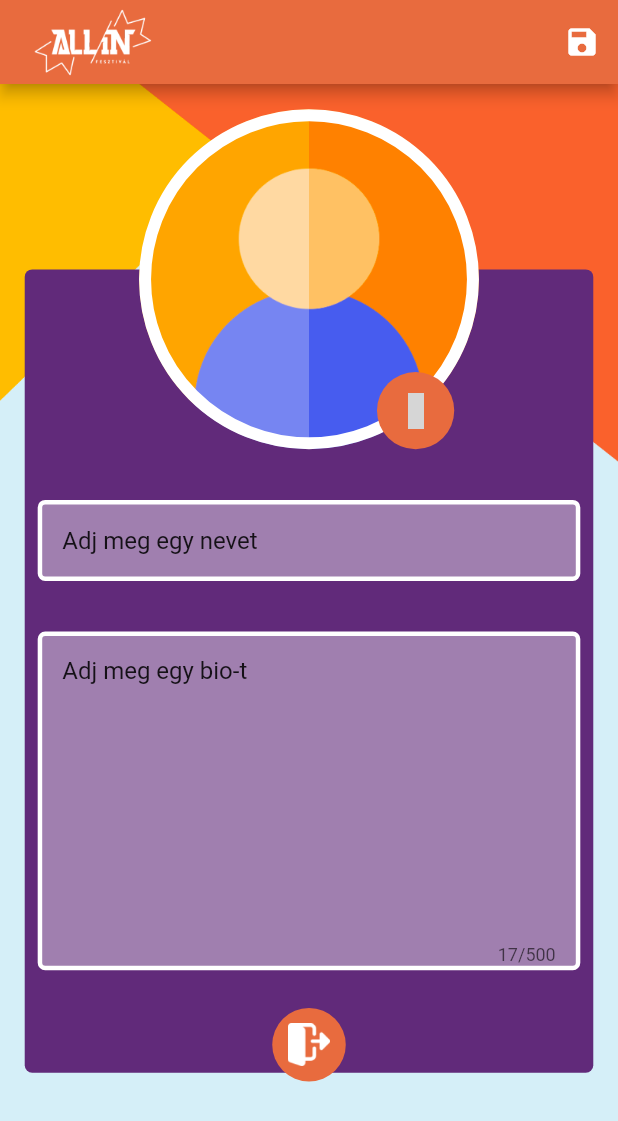
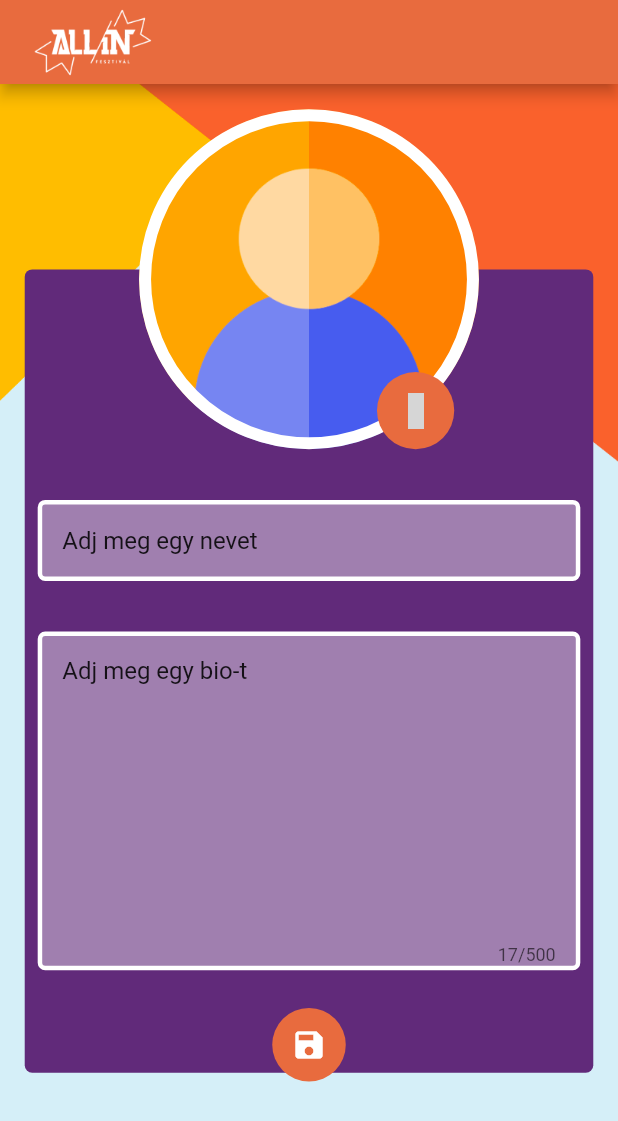
Before and after one commit to Plasius/all_in_fest, a Flutter app: the screen it shows after launch, after a tap on "Profil", on a phone screen of 412 x 824 dp. Shown: the top 1121 px of the screen. Run offline on Flutter 3.47's test engine with Material 2 defaults, Android fonts, the phone set to English and light mode, and no system bars; our stand-ins replace flutter_image_compress, fluttertoast, image_picker, material_design_icons_flutter, photo_view, realm and 2 more; statements that could not run were skipped; grey boxes are pictures that could not be loaded.

Commit message:
Sorting bugs

```diff
--- a/lib/models/match.dart
+++ b/lib/models/match.dart
@@ -10,4 +10,5 @@ class _Match {
 
   late String? user1;
   late String? user2;
+  late int? lastActivity;
 }
--- a/lib/pages/home_page.dart
+++ b/lib/pages/home_page.dart
@@ -1,5 +1,6 @@
 import 'package:all_in_fest/pages/events_page.dart';
 import 'package:all_in_fest/pages/map_page.dart';
+import 'package:all_in_fest/pages/matches_page.dart';
 import 'package:all_in_fest/pages/profile_page.dart';
 import 'package:all_in_fest/pages/settings_page.dart';
 import 'package:all_in_fest/pages/swipe_page.dart';
@@ -27,6 +28,20 @@ class _MyHomePageState extends State<MyHomePage> {
                 ? MongoDatabase.email!
                 : ""), //MongoDatabase.email!), */
         appBar: AppBar(
+          actions: [
+            Padding(
+              padding: const EdgeInsets.only(right: 20.0),
+              child: GestureDetector(
+                onTap: () {
+                  Navigator.push(
+                      context,
+                      MaterialPageRoute(
+                          builder: (context) => const SettingsPage()));
+                },
+                child: const Icon(Icons.settings),
+              ),
+            )
+          ],
           backgroundColor: const Color.fromRGBO(232, 107, 62, 1),
           title: const Image(
             image: AssetImage("lib/assets/logo.png"),
@@ -286,7 +301,7 @@ class _MyHomePageState extends State<MyHomePage> {
                       onTap: () => Navigator.push(
                           context,
                           MaterialPageRoute(
-                              builder: (context) => const SettingsPage())),
+                              builder: (context) => const MatchesPage())),
                       child: Container(
                         decoration: BoxDecoration(
                             borderRadius:
@@ -297,11 +312,11 @@ class _MyHomePageState extends State<MyHomePage> {
                         height: MediaQuery.of(context).size.height * 0.21,
                         child: Column(
                           children: [
-                            Icon(Icons.settings,
+                            Icon(Icons.chat_bubble_outline,
                                 color: Colors.white,
-                                size: MediaQuery.of(context).size.width * 0.3),
+                                size: MediaQuery.of(context).size.width * 0.28),
                             Text(
-                              "Beállítások",
+                              "Beszélgetések",
                               style: TextStyle(
                                   fontSize:
                                       MediaQuery.of(context).size.height * 0.02,
--- a/lib/pages/profile_page.dart
+++ b/lib/pages/profile_page.dart
@@ -69,15 +69,6 @@ class _ProfilePageState extends State<ProfilePage> {
                 height: 50,
                 fit: BoxFit.contain,
               ),
-              actions: [
-                IconButton(
-                  onPressed: ((() => saveProfile())),
-                  icon: const Icon(
-                    Icons.save,
-                    color: Colors.white,
-                  ),
-                )
-              ],
             ),
             body: editBody(context)));
   }
@@ -214,9 +205,9 @@ class _ProfilePageState extends State<ProfilePage> {
                               shape: BoxShape.circle),
                           child: Padding(
                             padding: EdgeInsets.all(size.width * 0.025),
-                            child: const Image(
-                              image: AssetImage("lib/assets/logout.png"),
-                              fit: BoxFit.cover,
+                            child: const Icon(
+                              Icons.save,
+                              color: Colors.white,
                             ),
                           ),
                         ),
```
Also changed, not shown: lib/pages/chat_page.dart (+21 -1 lines), lib/pages/matches_page.dart (+33 -7 lines), lib/pages/swipe_page.dart (+21 -62 lines), lib/models/match.g.dart.
